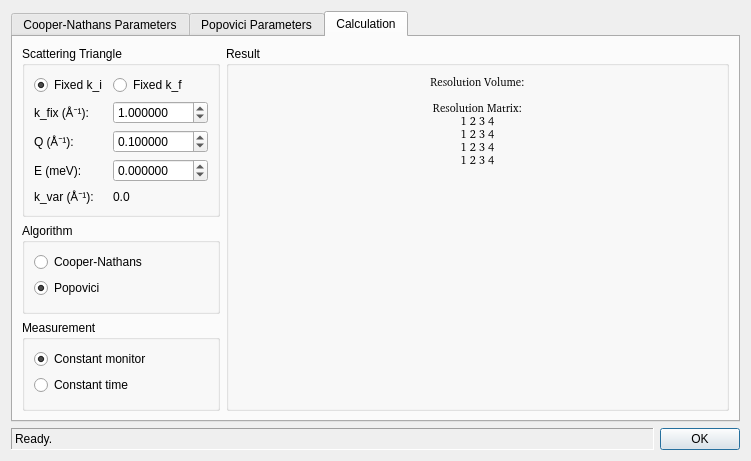
Before: the Qt Designer form ui/reso.ui in tweber-ill/frm_mirror-takin1, drawn with Qt 5.
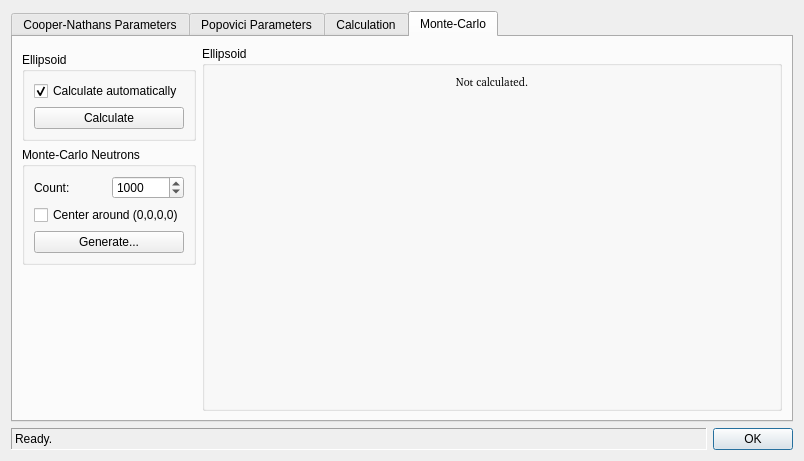
After: the same form once the commit is applied. The open tabs and pages were chosen to show the change.

```diff
--- a/ui/reso.ui
+++ b/ui/reso.ui
@@ -6,8 +6,8 @@
    <rect>
     <x>0</x>
     <y>0</y>
-    <width>705</width>
-    <height>406</height>
+    <width>804</width>
+    <height>459</height>
    </rect>
   </property>
   <property name="windowTitle">
@@ -1351,6 +1351,126 @@
        </item>
       </layout>
      </widget>
+     <widget class="QWidget" name="tabMC">
+      <attribute name="title">
+       <string>Monte-Carlo</string>
+      </attribute>
+      <layout class="QGridLayout" name="gridLayout_6">
+       <item row="3" column="0">
+        <spacer name="verticalSpacer">
+         <property name="orientation">
+          <enum>Qt::Vertical</enum>
+         </property>
+         <property name="sizeHint" stdset="0">
+          <size>
+           <width>20</width>
+           <height>40</height>
+          </size>
+         </property>
+        </spacer>
+       </item>
+       <item row="0" column="1" rowspan="4">
+        <widget class="QGroupBox" name="groupBox_10">
+         <property name="sizePolicy">
+          <sizepolicy hsizetype="Preferred" vsizetype="Preferred">
+           <horstretch>1</horstretch>
+           <verstretch>0</verstretch>
+          </sizepolicy>
+         </property>
+         <property name="title">
+          <string>Ellipsoid</string>
+         </property>
+         <layout class="QFormLayout" name="formLayout">
+          <item row="0" column="0" colspan="2">
+           <widget class="QLabel" name="labelElli">
+            <property name="font">
+             <font>
+              <family>DejaVu Sans Mono [unknown]</family>
+              <pointsize>8</pointsize>
+             </font>
+            </property>
+            <property name="text">
+             <string>Not calculated.</string>
+            </property>
+            <property name="alignment">
+             <set>Qt::AlignCenter</set>
+            </property>
+           </widget>
+          </item>
+         </layout>
+        </widget>
+       </item>
+       <item row="1" column="0">
+        <widget class="QGroupBox" name="groupBox_13">
+         <property name="title">
+          <string>Ellipsoid</string>
+         </property>
+         <layout class="QGridLayout" name="gridLayout_7">
+          <item row="0" column="0">
+           <widget class="QCheckBox" name="checkElli4dAutoCalc">
+            <property name="text">
+             <string>Calculate automatically</string>
+            </property>
+            <property name="checked">
+             <bool>true</bool>
+            </property>
+           </widget>
+          </item>
+          <item row="1" column="0">
+           <widget class="QPushButton" name="btnCalcElli4d">
+            <property name="text">
+             <string>Calculate</string>
+            </property>
+           </widget>
+          </item>
+         </layout>
+        </widget>
+       </item>
+       <item row="2" column="0">
+        <widget class="QGroupBox" name="groupBox_11">
+         <property name="title">
+          <string>Monte-Carlo Neutrons</string>
+         </property>
+         <layout class="QGridLayout" name="gridLayout_5">
+          <item row="1" column="0" colspan="2">
+           <widget class="QCheckBox" name="checkMCCenter">
+            <property name="text">
+             <string>Center around (0,0,0,0)</string>
+            </property>
+           </widget>
+          </item>
+          <item row="0" column="0">
+           <widget class="QLabel" name="label">
+            <property name="text">
+             <string>Count:</string>
+            </property>
+           </widget>
+          </item>
+          <item row="0" column="1">
+           <widget class="QSpinBox" name="spinMCNeutrons">
+            <property name="minimum">
+             <number>1</number>
+            </property>
+            <property name="maximum">
+             <number>1000000</number>
+            </property>
+            <property name="value">
+             <number>1000</number>
+            </property>
+           </widget>
+          </item>
+          <item row="2" column="0" colspan="2">
+           <widget class="QPushButton" name="btnMCGenerate">
+            <property name="text">
+             <string>Generate...</string>
+            </property>
+           </widget>
+          </item>
+         </layout>
+        </widget>
+       </item>
+      </layout>
+     </widget>
     </widget>
    </item>
   </layout>
```
Left out of the diff: 8 changed lines with no effect on the pictures.
